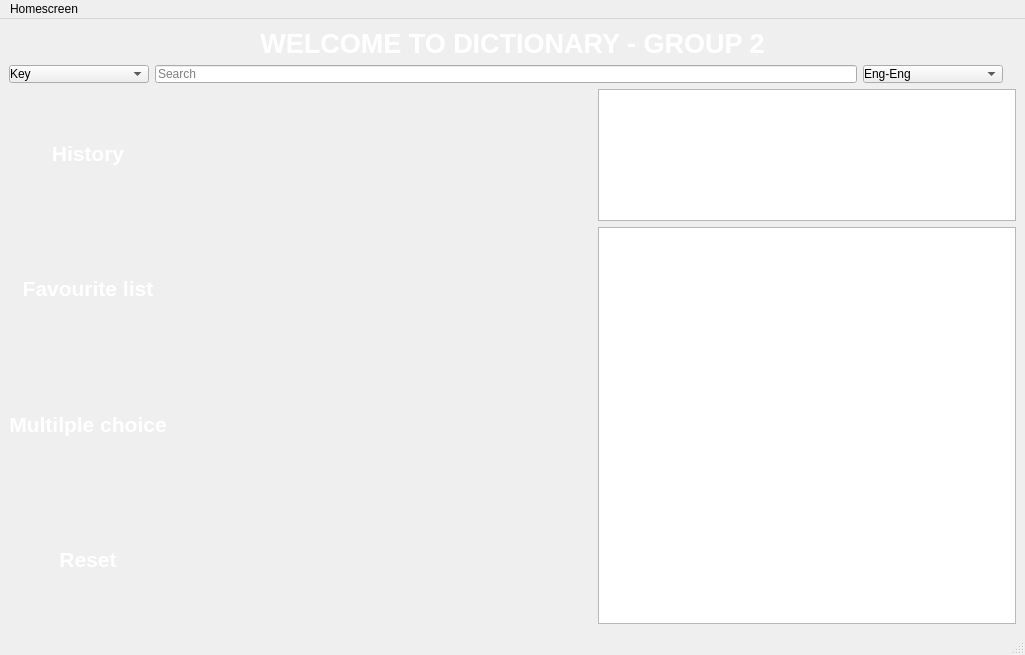
First picture: the form in mainwindow.ui, repository OHonSam/CS163_Group2_Dictionary, before the edit.
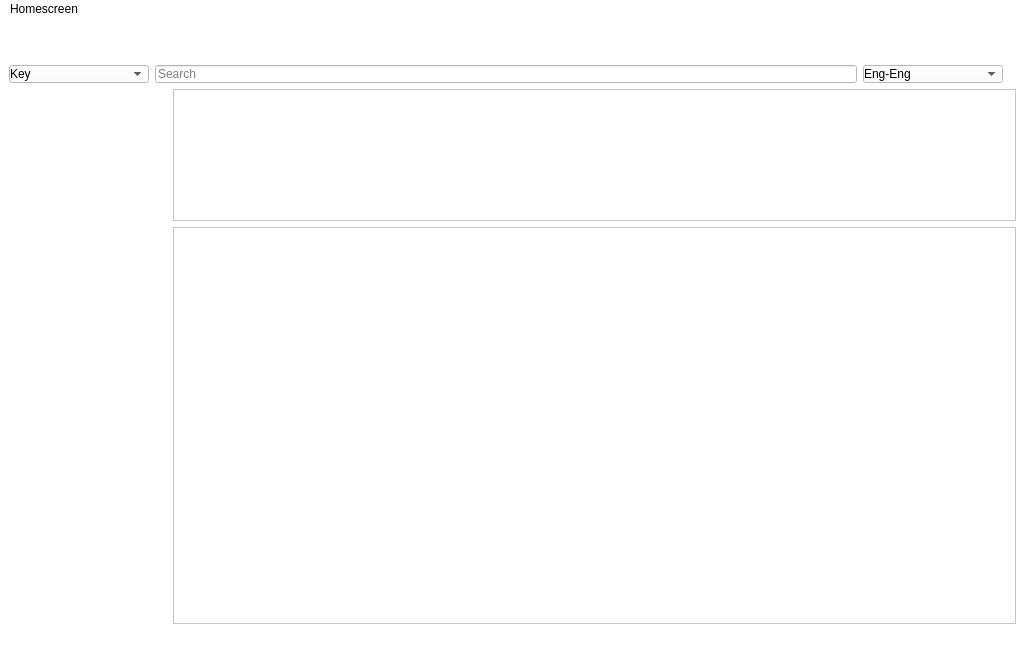
Second picture: the form after the edit. Icons and pictures are not drawn.

Patch:
```diff
--- a/mainwindow.ui
+++ b/mainwindow.ui
@@ -20,10 +20,11 @@
    <enum>Qt::LeftToRight</enum>
   </property>
   <property name="autoFillBackground">
-   <bool>true</bool>
+   <bool>false</bool>
   </property>
   <property name="styleSheet">
-   <string notr="true"/>
+   <string notr="true">
+background-color: rgb(255, 255, 255);</string>
   </property>
   <widget class="QWidget" name="centralwidget">
    <property name="autoFillBackground">
@@ -34,6 +35,52 @@
 padding: 0px 0px 0px 0px;</string>
    </property>
    <layout class="QGridLayout" name="gridLayout">
+    <item row="1" column="1">
+     <layout class="QVBoxLayout" name="verticalLayout_3">
+      <item>
+       <widget class="QTextBrowser" name="textBrowser_2">
+        <property name="sizePolicy">
+         <sizepolicy hsizetype="Expanding" vsizetype="Expanding">
+          <horstretch>0</horstretch>
+          <verstretch>1</verstretch>
+         </sizepolicy>
+        </property>
+        <property name="html">
+         <string>&lt;!DOCTYPE HTML PUBLIC &quot;-//W3C//DTD HTML 4.0//EN&quot; &quot;http://www.w3.org/TR/REC-html40/strict.dtd&quot;&gt;
+&lt;html&gt;&lt;head&gt;&lt;meta name=&quot;qrichtext&quot; content=&quot;1&quot; /&gt;&lt;meta charset=&quot;utf-8&quot; /&gt;&lt;style type=&quot;text/css&quot;&gt;
+p, li { white-space: pre-wrap; }
+hr { height: 1px; border-width: 0; }
+li.unchecked::marker { content: &quot;\2610&quot;; }
+li.checked::marker { content: &quot;\2612&quot;; }
+&lt;/style&gt;&lt;/head&gt;&lt;body style=&quot; font-family:'Segoe UI'; font-size:9pt; font-weight:400; font-style:normal;&quot;&gt;
+&lt;p align=&quot;center&quot; style=&quot; margin-top:0px; margin-bottom:0px; margin-left:0px; margin-right:0px; -qt-block-indent:0; text-indent:0px;&quot;&gt;&lt;span style=&quot; font-size:16pt; font-weight:700; color:#ffffff;&quot;&gt;Word of the day&lt;/span&gt;&lt;/p&gt;&lt;/body&gt;&lt;/html&gt;</string>
+        </property>
+       </widget>
+      </item>
+      <item>
+       <widget class="QTextBrowser" name="textBrowser">
+        <property name="sizePolicy">
+         <sizepolicy hsizetype="Expanding" vsizetype="Expanding">
+          <horstretch>0</horstretch>
+          <verstretch>3</verstretch>
+         </sizepolicy>
+        </property>
+        <property name="html">
+         <string>&lt;!DOCTYPE HTML PUBLIC &quot;-//W3C//DTD HTML 4.0//EN&quot; &quot;http://www.w3.org/TR/REC-html40/strict.dtd&quot;&gt;
+&lt;html&gt;&lt;head&gt;&lt;meta name=&quot;qrichtext&quot; content=&quot;1&quot; /&gt;&lt;meta charset=&quot;utf-8&quot; /&gt;&lt;style type=&quot;text/css&quot;&gt;
+p, li { white-space: pre-wrap; }
+hr { height: 1px; border-width: 0; }
+li.unchecked::marker { content: &quot;\2610&quot;; }
+li.checked::marker { content: &quot;\2612&quot;; }
+&lt;/style&gt;&lt;/head&gt;&lt;body style=&quot; font-family:'Segoe UI'; font-size:9pt; font-weight:400; font-style:normal;&quot;&gt;
+&lt;p style=&quot; margin-top:0px; margin-bottom:0px; margin-left:0px; margin-right:0px; -qt-block-indent:0; text-indent:0px;&quot;&gt;&lt;span style=&quot; font-size:12pt; color:#ffffff;&quot;&gt;Hello&lt;/span&gt;&lt;/p&gt;
+&lt;p style=&quot; margin-top:0px; margin-bottom:0px; margin-left:0px; margin-right:0px; -qt-block-indent:0; text-indent:0px;&quot;&gt;&lt;span style=&quot; font-size:12pt; color:#ffffff;&quot;&gt;	Noun: A greeting&lt;/span&gt;&lt;/p&gt;
+&lt;p style=&quot; margin-top:0px; margin-bottom:0px; margin-left:0px; margin-right:0px; -qt-block-indent:0; text-indent:0px;&quot;&gt;&lt;span style=&quot; font-size:12pt; color:#ffffff;&quot;&gt;	Verb: To greet&lt;/span&gt;&lt;/p&gt;&lt;/body&gt;&lt;/html&gt;</string>
+        </property>
+       </widget>
+      </item>
+     </layout>
+    </item>
     <item row="1" column="0">
      <layout class="QVBoxLayout" name="verticalLayout">
       <item>
@@ -66,66 +113,7 @@
       </item>
      </layout>
     </item>
-    <item row="1" column="2">
-     <layout class="QVBoxLayout" name="verticalLayout_3">
-      <item>
-       <widget class="QTextBrowser" name="textBrowser_2">
-        <property name="sizePolicy">
-         <sizepolicy hsizetype="Expanding" vsizetype="Expanding">
-          <horstretch>0</horstretch>
-          <verstretch>1</verstretch>
-         </sizepolicy>
-        </property>
-        <property name="html">
-         <string>&lt;!DOCTYPE HTML PUBLIC &quot;-//W3C//DTD HTML 4.0//EN&quot; &quot;http://www.w3.org/TR/REC-html40/strict.dtd&quot;&gt;
-&lt;html&gt;&lt;head&gt;&lt;meta name=&quot;qrichtext&quot; content=&quot;1&quot; /&gt;&lt;meta charset=&quot;utf-8&quot; /&gt;&lt;style type=&quot;text/css&quot;&gt;
-p, li { white-space: pre-wrap; }
-hr { height: 1px; border-width: 0; }
-li.unchecked::marker { content: &quot;\2610&quot;; }
-li.checked::marker { content: &quot;\2612&quot;; }
-&lt;/style&gt;&lt;/head&gt;&lt;body style=&quot; font-family:'Segoe UI'; font-size:9pt; font-weight:400; font-style:normal;&quot;&gt;
-&lt;p align=&quot;center&quot; style=&quot; margin-top:0px; margin-bottom:0px; margin-left:0px; margin-right:0px; -qt-block-indent:0; text-indent:0px;&quot;&gt;&lt;span style=&quot; font-size:16pt; font-weight:700; color:#ffffff;&quot;&gt;Word of the day&lt;/span&gt;&lt;/p&gt;&lt;/body&gt;&lt;/html&gt;</string>
-        </property>
-       </widget>
-      </item>
-      <item>
-       <widget class="QTextBrowser" name="textBrowser">
-        <property name="sizePolicy">
-         <sizepolicy hsizetype="Expanding" vsizetype="Expanding">
-          <horstretch>0</horstretch>
-          <verstretch>3</verstretch>
-         </sizepolicy>
-        </property>
-        <property name="html">
-         <string>&lt;!DOCTYPE HTML PUBLIC &quot;-//W3C//DTD HTML 4.0//EN&quot; &quot;http://www.w3.org/TR/REC-html40/strict.dtd&quot;&gt;
-&lt;html&gt;&lt;head&gt;&lt;meta name=&quot;qrichtext&quot; content=&quot;1&quot; /&gt;&lt;meta charset=&quot;utf-8&quot; /&gt;&lt;style type=&quot;text/css&quot;&gt;
-p, li { white-space: pre-wrap; }
-hr { height: 1px; border-width: 0; }
-li.unchecked::marker { content: &quot;\2610&quot;; }
-li.checked::marker { content: &quot;\2612&quot;; }
-&lt;/style&gt;&lt;/head&gt;&lt;body style=&quot; font-family:'Segoe UI'; font-size:9pt; font-weight:400; font-style:normal;&quot;&gt;
-&lt;p style=&quot; margin-top:0px; margin-bottom:0px; margin-left:0px; margin-right:0px; -qt-block-indent:0; text-indent:0px;&quot;&gt;&lt;span style=&quot; font-size:12pt; color:#ffffff;&quot;&gt;Hello&lt;/span&gt;&lt;/p&gt;
-&lt;p style=&quot; margin-top:0px; margin-bottom:0px; margin-left:0px; margin-right:0px; -qt-block-indent:0; text-indent:0px;&quot;&gt;&lt;span style=&quot; font-size:12pt; color:#ffffff;&quot;&gt;	Noun: A greeting&lt;/span&gt;&lt;/p&gt;
-&lt;p style=&quot; margin-top:0px; margin-bottom:0px; margin-left:0px; margin-right:0px; -qt-block-indent:0; text-indent:0px;&quot;&gt;&lt;span style=&quot; font-size:12pt; color:#ffffff;&quot;&gt;	Verb: To greet&lt;/span&gt;&lt;/p&gt;&lt;/body&gt;&lt;/html&gt;</string>
-        </property>
-       </widget>
-      </item>
-     </layout>
-    </item>
-    <item row="1" column="1">
-     <spacer name="horizontalSpacer">
-      <property name="orientation">
-       <enum>Qt::Horizontal</enum>
-      </property>
-      <property name="sizeHint" stdset="0">
-       <size>
-        <width>401</width>
-        <height>20</height>
-       </size>
-      </property>
-     </spacer>
-    </item>
-    <item row="0" column="0" colspan="3">
+    <item row="0" column="0" colspan="2">
      <layout class="QVBoxLayout" name="verticalLayout_2">
       <item>
        <widget class="QLabel" name="label">
```
Left out of the diff: 2 changed lines with no effect on the pictures.
